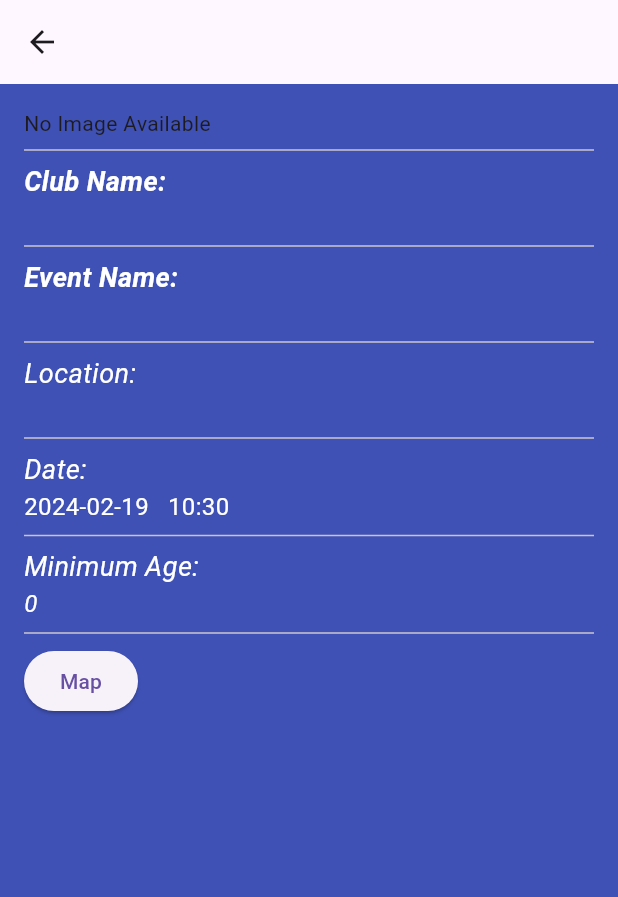
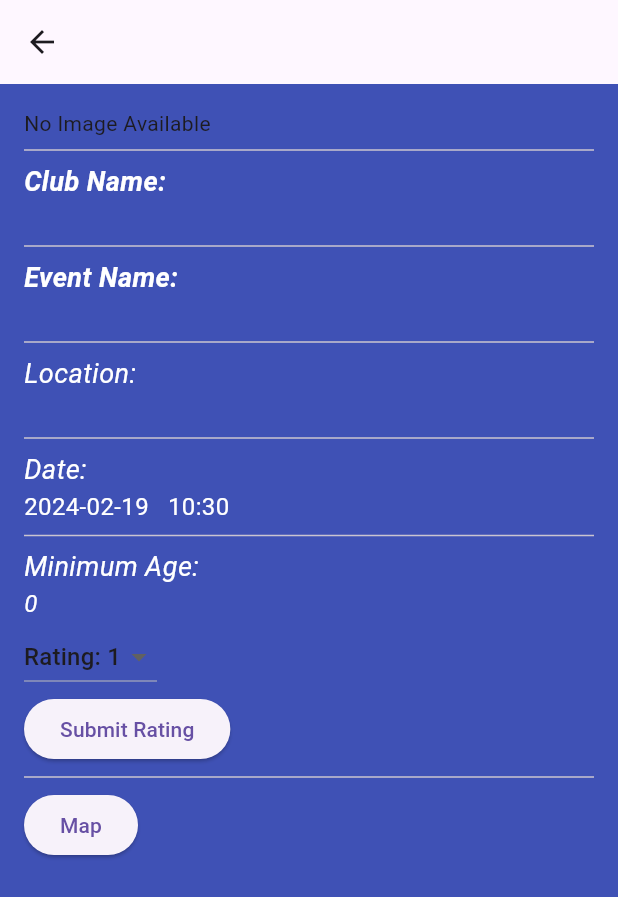
Before and after one commit to IvonaTapshanovska/skopjeNightLifeApp, a Flutter app: the EventDetailsScreen screen opened directly with empty values, on a phone screen of 412 x 824 dp. Shown: the top 897 px of the screen. Run offline on Flutter 3.47's test engine with Material 3 defaults, Android fonts, the phone set to English and light mode, and no system bars; our stand-ins replace camera, cloud_firestore, firebase_auth, firebase_core, firebase_storage, google_maps_flutter and 1 more; accounts and stored records are empty; network calls fail; Roboto replaces fonts that are missing (Montserrat).

Commit message:
new button added

```diff
--- a/lib/main.dart
+++ b/lib/main.dart
@@ -38,12 +38,27 @@ class MyApp extends StatelessWidget {
   }
 }
 
-class EventDetailsScreen extends StatelessWidget {
+class EventDetailsScreen extends StatefulWidget {
   final EventInfo event;
 
   EventDetailsScreen({Key? key, required this.event}) : super(key: key);
 
+  @override
+  _EventDetailsScreenState createState() => _EventDetailsScreenState();
+}
+class _EventDetailsScreenState extends State<EventDetailsScreen>{
+
   late GoogleMapController mapController;
+  late String selectedRating;
+  late bool userLoggedIn;
+
+  @override
+  void initState(){
+    super.initState();
+    selectedRating='1';
+    userLoggedIn=FirebaseAuth.instance.currentUser!=null;
+
+  }
 
   void _onMapCreated(GoogleMapController controller) {
     mapController = controller;
@@ -56,7 +71,7 @@ class EventDetailsScreen extends StatelessWidget {
       appBar: AppBar(
         title:Text(
 
-          event.clubName,
+          widget.event.clubName,
           style: TextStyle(
             fontSize: 20,
             fontWeight: FontWeight.bold,
@@ -66,17 +81,17 @@ class EventDetailsScreen extends StatelessWidget {
 
       ),
       backgroundColor: Colors.indigo,
-
-      body: Padding(
+      body:SingleChildScrollView(
+      child: Padding(
         padding: const EdgeInsets.all(16.0),
         child: Column(
           crossAxisAlignment: CrossAxisAlignment.start,
           children: [
             SizedBox(
               width: double.infinity,
-              child: event.pictureUrl.isNotEmpty
+              child: widget.event.pictureUrl.isNotEmpty
                   ? Image.network(
-                File(event.pictureUrl).path,
+                File(widget.event.pictureUrl).path,
                 fit: BoxFit.cover,
               )
                   : Text('No Image Available'),
@@ -92,7 +107,7 @@ class EventDetailsScreen extends StatelessWidget {
               ),
             ),
             Text(
-              event.clubName,
+              widget.event.clubName,
               style: TextStyle(
                 fontSize: 16,
                 color: Colors.white,
@@ -109,7 +124,7 @@ class EventDetailsScreen extends StatelessWidget {
               ),
             ),
             Text(
-              event.eventName,
+              widget.event.eventName,
               style: TextStyle(
                 fontSize: 16,
                 color: Colors.white,
@@ -125,7 +140,7 @@ class EventDetailsScreen extends StatelessWidget {
               ),
             ),
             Text(
-              event.location,
+              widget.event.location,
               style: TextStyle(
                 fontSize: 16,
                 color: Colors.white,
@@ -141,7 +156,7 @@ class EventDetailsScreen extends StatelessWidget {
               ),
             ),
             Text(
-              DateFormat('yyyy-MM-dd   HH:mm').format(event.dateTime),
+              DateFormat('yyyy-MM-dd   HH:mm').format(widget.event.dateTime),
               // Format the date and time using DateFormat
               style: TextStyle(
                 fontSize: 16,
@@ -158,20 +173,45 @@ class EventDetailsScreen extends StatelessWidget {
               ),
             ),
             Text(
-              event.minAge.toString(),
+              widget.event.minAge.toString(),
               style: TextStyle(
                 fontSize: 16,
                 color: Colors.white,
                 fontStyle: FontStyle.italic,
               ),
             ),
+           if (userLoggedIn)
+  DropdownButton<int>(
+    value: int.parse(selectedRating),
+    onChanged: (value) {
+      setState(() {
+        selectedRating = value.toString();
+      });
+    },
+    items: [1, 2, 3, 4, 5].map((int value) {
+      return DropdownMenuItem<int>(
+        value: value,
+        child: Text('Rating: $value'),
+      );
+    }).toList(),
+  ),
+// Add the submit button
+if (userLoggedIn)
+  ElevatedButton(
+    onPressed: () {
+      _submitRating();
+    },
+    child: Text('Submit Rating'),
+  ),
+
+
             Divider(),
             ElevatedButton(
               onPressed: () {
                 Navigator.push(
                   context,
                   MaterialPageRoute(
-                    builder: (context) => MapPage(event: event,),
+                    builder: (context) => MapPage(event: widget.event,),
                   ),
                 );
               },
@@ -180,9 +220,58 @@ class EventDetailsScreen extends StatelessWidget {
             ],
         ),
     ),
+      ),
+    );
+
+  }
+ void _submitRating() async {
+  try {
+    int ratingValue = int.parse(selectedRating);
+
+    // Query Firestore to get the document by eventName
+    QuerySnapshot querySnapshot = await FirebaseFirestore.instance
+        .collection('events')
+        .where('eventName', isEqualTo: widget.event.eventName)
+        .get();
+
+    // Check if the document exists
+    if (querySnapshot.docs.isNotEmpty) {
+      // Update the rating in the Firestore database
+      await FirebaseFirestore.instance
+          .collection('events')
+          .doc(querySnapshot.docs.first.id)
+          .update({
+        'rating': ratingValue,
+      });
+
+      // Show a success message or handle the submission as needed
+      ScaffoldMessenger.of(context).showSnackBar(
+        SnackBar(
+          content: Text('Rating submitted successfully!'),
+          duration: Duration(seconds: 2),
+        ),
+      );
+    } else {
+      // Document not found
+      print('Error: Document not found for eventName: ${widget.event.eventName}');
+    }
+  } catch (e) {
+    // Handle any potential errors
+    print("Error submitting rating: $e");
+    ScaffoldMessenger.of(context).showSnackBar(
+      SnackBar(
+        content: Text('Error submitting rating. Please try again.'),
+        duration: Duration(seconds: 2),
+      ),
     );
   }
 }
+
+
+
+
+}
+
 class MainListScreen extends StatefulWidget {
   const MainListScreen({Key? key});
 
@@ -354,6 +443,7 @@ class MainListScreenState extends State<MainListScreen> {
                       ),
                     ],
                   ),
+
                   ElevatedButton(
                     onPressed: () {
                       // Navigate to the event details page
--- a/lib/models/event.dart
+++ b/lib/models/event.dart
@@ -9,6 +9,8 @@ class EventInfo {
   final String pictureUrl;
   final double lon;
   final double lat;
+  final int? rating;
+
 
   EventInfo({
     required this.clubName,
@@ -19,6 +21,7 @@ class EventInfo {
     required this.pictureUrl,
     required this.lon,
     required this.lat,
+    this.rating,
   });
 
   factory EventInfo.fromMap(Map<String, dynamic> map) {
@@ -33,6 +36,7 @@ class EventInfo {
       pictureUrl: map['pictureUrl'] ?? '',
       lon: map['lon'] ?? 0.0,
       lat: map['lat'] ?? 0.0,
+      rating: map['rating']?.toInt(),
     );
   }
 
@@ -46,6 +50,7 @@ class EventInfo {
       'pictureUrl': pictureUrl,
       'lon': lon,
       'lat': lat,
+      'rating':rating,
     };
   }
 
```
